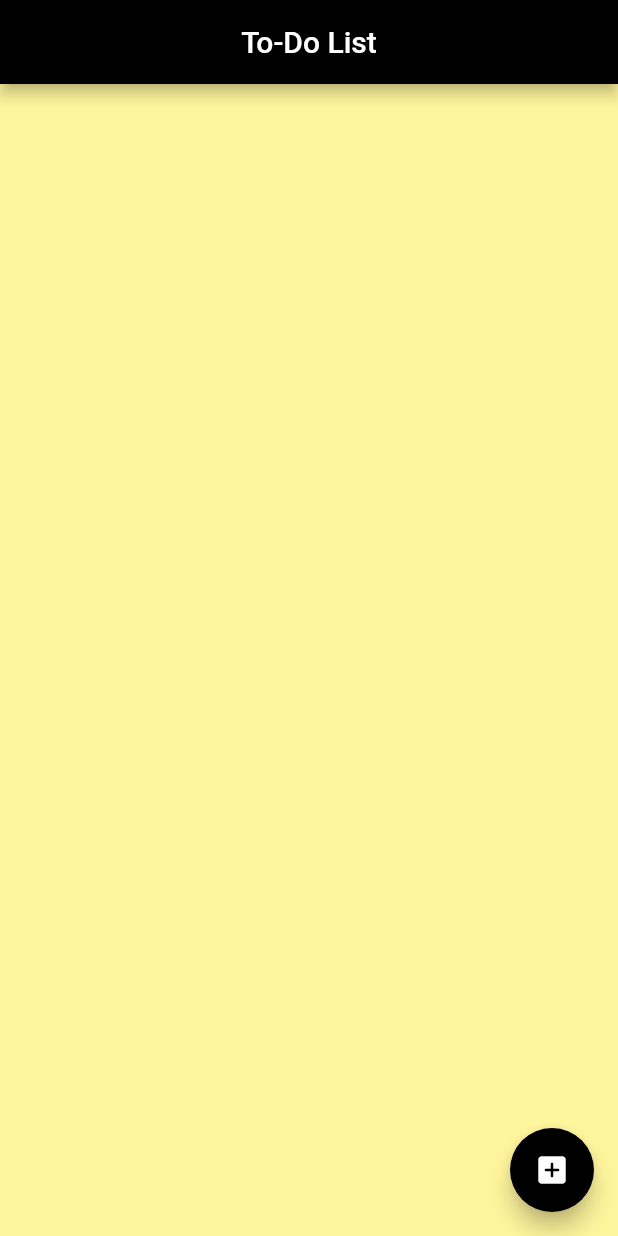
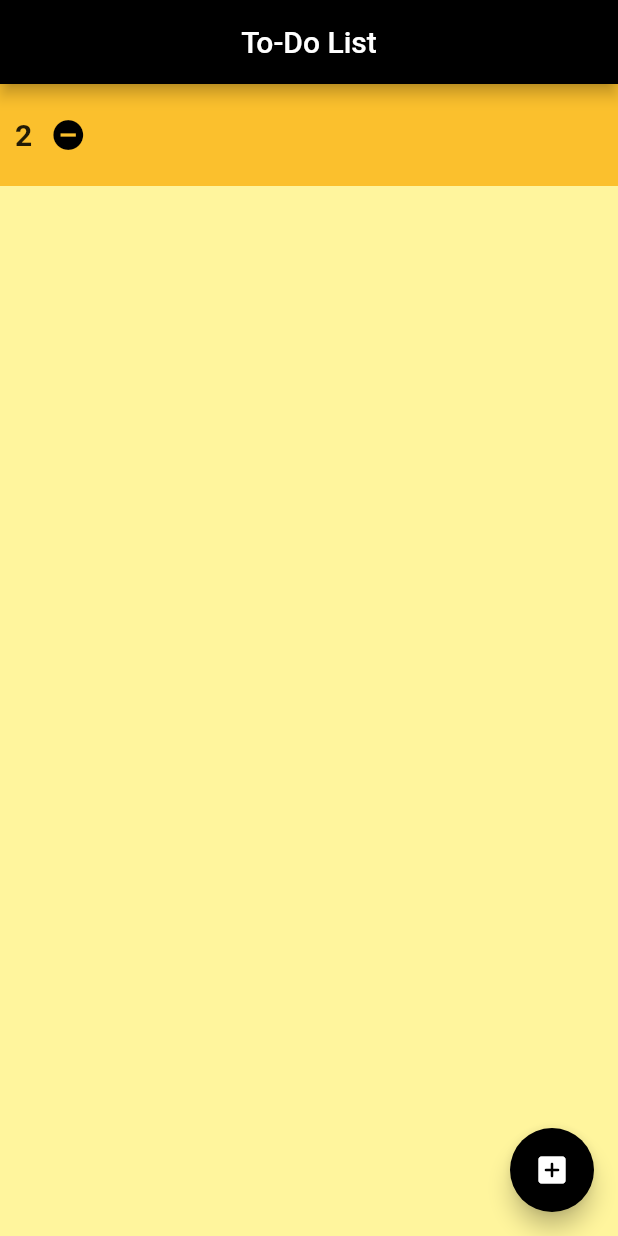
Before and after one commit to LukaszWalencik/to_do_list, a Flutter app: the screen it shows after launch, on a phone screen of 412 x 824 dp. Run offline on Flutter 3.47's test engine with Material 2 defaults, Android fonts, the phone set to English and light mode, and no system bars.

Commit message:
Create NewThing widget and add Icon Button there

```diff
--- a/lib/main.dart
+++ b/lib/main.dart
@@ -29,7 +29,45 @@ class MyApp extends StatelessWidget {
           onPressed: () {},
           child: Icon(Icons.add_box_rounded),
         ),
+        body: ListView(
+          children: [NewThing('2')],
+        ),
       ),
     );
   }
 }
+
+class NewThing extends StatelessWidget {
+  const NewThing(
+    this.title, {
+    Key? key,
+  }) : super(key: key);
+
+  final String title;
+
+  @override
+  Widget build(BuildContext context) {
+    return Container(
+      color: Colors.yellow[700],
+      padding: EdgeInsets.all(10),
+      child: Row(
+        children: [
+          Text(
+            title,
+            style: TextStyle(
+              fontSize: 20,
+              fontWeight: FontWeight.bold,
+            ),
+          ),
+          IconButton(
+            onPressed: () {},
+            icon: Icon(
+              Icons.remove_circle,
+              color: Colors.black,
+            ),
+          ),
+        ],
+      ),
+    );
+  }
+}
```
